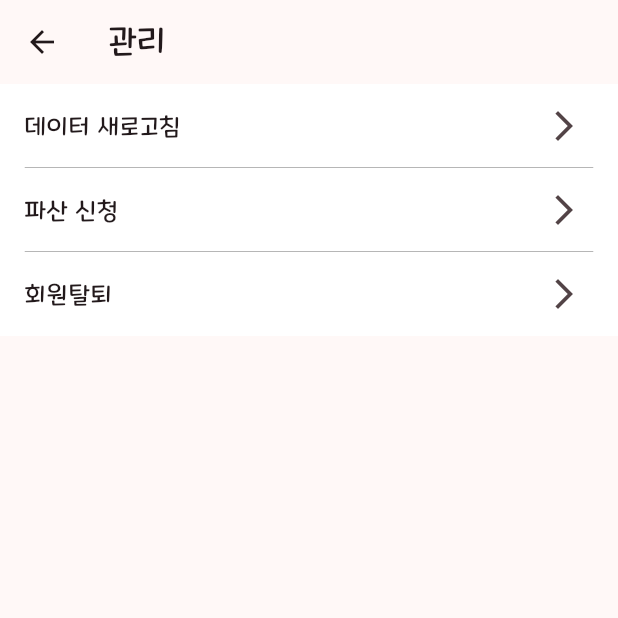
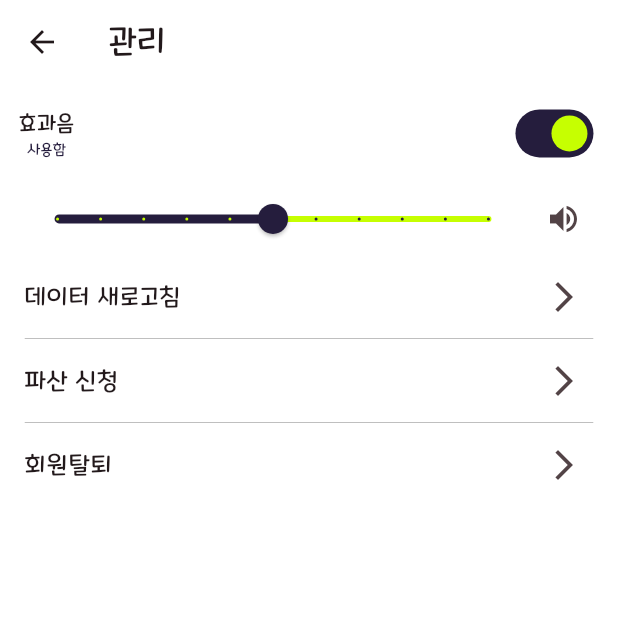
Before and after one commit to SseongWoo/SedolStock, a Flutter app: the SettingScreen screen opened directly, on a phone screen of 412 x 824 dp, the top half of it. Run offline on Flutter 3.47's test engine with Material 3 defaults, Android fonts, the phone set to English and light mode, and no system bars; our stand-ins replace auto_size_text, badges, fl_chart, flutter_dotenv, flutter_easyloading, flutter_secure_storage and 7 more; missing offline and left inert: horizontal_data_table, korean_profanity_filter, profanity_filter, store_redirect; accounts and stored records are empty; network calls fail.

Commit message:
1220 commit

```diff
--- a/lib/login/login/login_system.dart
+++ b/lib/login/login/login_system.dart
@@ -92,7 +92,6 @@ class LoginController extends GetxController {
         refreshToken = jsonData['user']['stsTokenManager']['refreshToken'];
         _myDataController.myUid.value = uid;
 
-        print(jsonData['state']);
         if (jsonData['state'] == 'checkemail') {
           showSimpleDialog(goCheckEmail, '회원가입 미완료', '회원가입이 중단된 상태입니다. 아래 버튼을 눌러 계속 진행해주세요!');
         } else if (jsonData['state'] == 'setdata') {
--- a/lib/login/login/login_widget.dart
+++ b/lib/login/login/login_widget.dart
@@ -42,6 +42,7 @@ class _LoginWidgetState extends State<LoginWidget> {
           cursorColor: Colors.white,
           onTapOutside: (event) => FocusScope.of(context).unfocus(),
           textInputAction: TextInputAction.next,
+          keyboardType: TextInputType.emailAddress,
         ),
         SizedBox(
           height: _screenController.screenSize.value.getHeightPerSize(2),
--- a/lib/main/information/setting/setting_screen.dart
+++ b/lib/main/information/setting/setting_screen.dart
@@ -11,11 +11,14 @@ class SettingScreen extends StatelessWidget {
   @override
   Widget build(BuildContext context) {
     return Scaffold(
+      backgroundColor: Colors.white,
       appBar: AppBar(
         title: const Text('관리'),
+        backgroundColor: Colors.white,
       ),
       body: Column(
         children: [
+          SettingAudioWidget(),
           SettingButtonWidget(
             title: '데이터 새로고침',
             function: _settingController.tryGetData,
--- a/lib/main/information/setting/setting_widget.dart
+++ b/lib/main/information/setting/setting_widget.dart
@@ -1,5 +1,8 @@
 import 'package:flutter/material.dart';
 import 'package:get/get.dart';
+import 'package:stockpj/data/my_data.dart';
+import 'package:stockpj/utils/audio.dart';
+import 'package:stockpj/utils/color.dart';
 import '../../../utils/screen_size.dart';
 import '../information_system.dart';
 
@@ -70,3 +73,107 @@ Widget settingDivider() {
     height: 0,
   );
 }
+
+class SettingAudioWidget extends StatelessWidget {
+  final ScreenController _screenController = Get.find<ScreenController>();
+  final MyDataController _myDataController = Get.find<MyDataController>();
+  final AudioController _audioController = Get.find<AudioController>();
+  SettingAudioWidget({super.key});
+
+  @override
+  Widget build(BuildContext context) {
+    return Column(
+      children: [
+        Container(
+          height: _screenController.screenSize.value.getHeightPerSize(8),
+          width: _screenController.screenSize.value.getWidthSize(),
+          color: Colors.white,
+          child: Padding(
+            padding: EdgeInsets.only(
+              left: _screenController.screenSize.value.getWidthPerSize(3),
+              right: _screenController.screenSize.value.getWidthPerSize(3),
+            ),
+            child: Row(
+              mainAxisAlignment: MainAxisAlignment.spaceBetween,
+              children: [
+                Column(
+                  mainAxisAlignment: MainAxisAlignment.center,
+                  children: [
+                    Text(
+                      '효과음',
+                      style: TextStyle(
+                          fontSize: _screenController.screenSize.value.getHeightPerSize(1.8)),
+                    ),
+                    Obx(
+                      () => Text(
+                        _audioController.onAudio.value ? '사용함' : '사용안함',
+                        style: TextStyle(
+                            fontSize: _screenController.screenSize.value.getHeightPerSize(1.2),
+                            color: _audioController.onAudio.value ? colorSUB : Colors.grey),
+                      ),
+                    ),
+                  ],
+                ),
+                Obx(
+                  () => Switch(
+                    value: _audioController.onAudio.value,
+                    onChanged: (value) {
+                      _audioController.onoffAudio();
+                    },
+                    activeColor: colorMAIN,
+                    activeTrackColor: colorSUB,
+                    inactiveThumbColor: colorSUB,
+                    inactiveTrackColor: colorMAIN,
+                  ),
+                ),
+              ],
+            ),
+          ),
+        ),
+        Obx(
+          () => AnimatedCrossFade(
+            duration: const Duration(milliseconds: 300),
+            firstChild: SizedBox(
+              width: _screenController.screenSize.value.getWidthSize(),
+            ),
+            secondChild: Padding(
+              padding: EdgeInsets.only(
+                left: _screenController.screenSize.value.getWidthPerSize(3),
+                right: _screenController.screenSize.value.getWidthPerSize(3),
+              ),
+              child: Row(
+                children: [
+                  Expanded(
+                    child: Slider(
+                      value: _audioController.audioVolume.value,
+                      onChanged: (value) {
+                        _audioController.audioVolume.value = value;
+                        _audioController.audioPlayer.setVolume(value);
+                      },
+                      activeColor: colorSUB,
+                      inactiveColor: colorMAIN,
+                      thumbColor: fanColorMap[_myDataController.myChoicechannel.value],
+                      divisions: 10,
+                      label: '${(_audioController.audioVolume.value * 100).toInt()}%',
+                      min: 0.0,
+                      max: 1.0,
+                    ),
+                  ),
+                  IconButton(
+                    onPressed: () {
+                      _audioController.playSound('assets/sound/testsound.wav');
+                    },
+                    icon: const Icon(Icons.volume_up),
+                  ),
+                ],
+              ),
+            ),
+            crossFadeState: _audioController.onAudio.value
+                ? CrossFadeState.showSecond // 확장된 상태
+                : CrossFadeState.showFirst, // 숨겨진 상태
+          ),
+        ),
+      ],
+    );
+  }
+}
--- a/pubspec.yaml
+++ b/pubspec.yaml
@@ -16,7 +16,7 @@ publish_to: 'none' # Remove this line if you wish to publish to pub.dev
 # https://developer.apple.com/library/archive/documentation/General/Reference/InfoPlistKeyReference/Articles/CoreFoundationKeys.html
 # In Windows, build-name is used as the major, minor, and patch parts
 # of the product and file versions while build-number is used as the build suffix.
-version: 1.0.0+12
+version: 1.0.0+13
 
 environment:
   sdk: ^3.5.3
```
Also changed, not shown: lib/splash/splash_system.dart (+9 -5 lines), lib/utils/audio.dart (+21 -6 lines).
